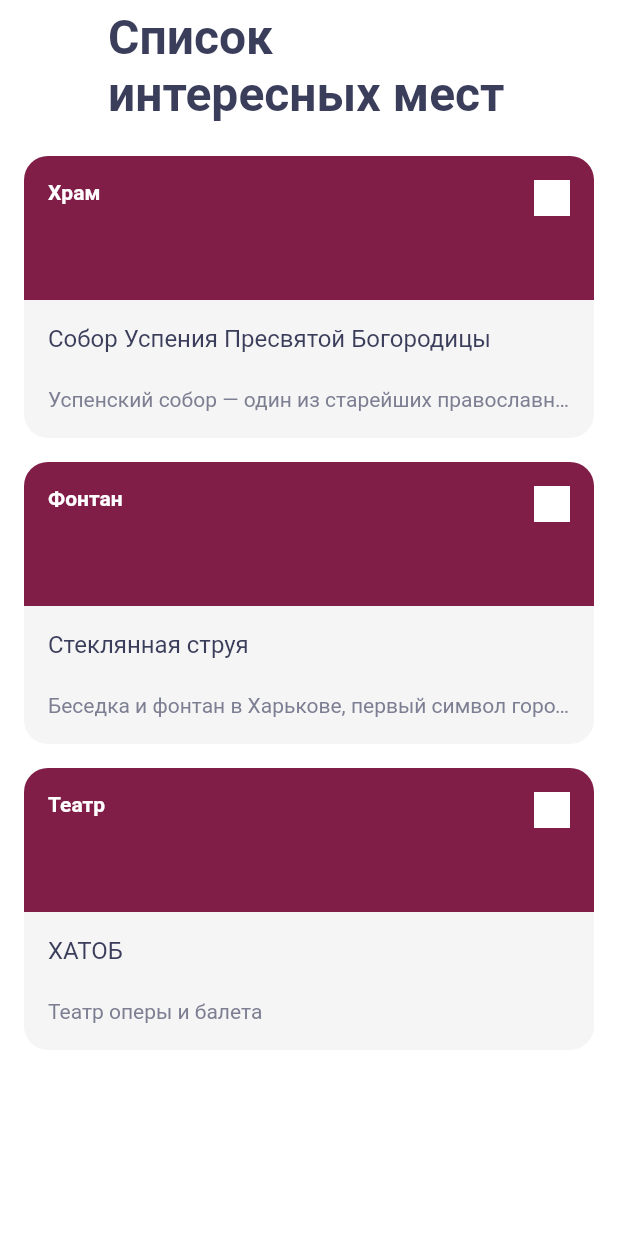
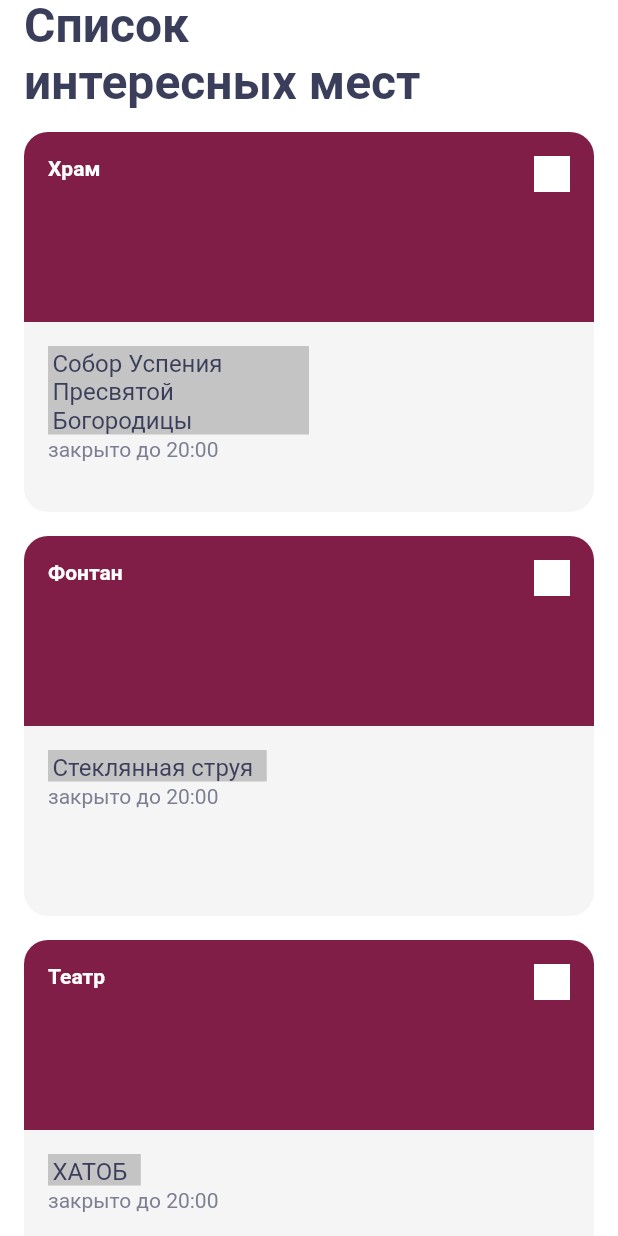
Before and after one commit to alexbozhko-flutter/surf-flutter-course-bozhko, a Flutter app: the SightListScreen screen opened directly, on a phone screen of 412 x 824 dp. Run offline on Flutter 3.47's test engine with Material 2 defaults, Android fonts, the phone set to English and light mode, and no system bars.

Commit message:
- убраны хвосты от предыдущих заданий + Выпонено: В виджете SightCard используйте ConstrainedBox, чтобы ограничить размер текста  по ширине до половины размера карточки. Посмотрите на результат. Почему размер виджета Text поменялся? После выполнения,  отрегулируйте размер текста согласно дизайну. Добавьте отступ между между фотографиями и описанием с помощью SizedBox AspectRatio используйте, чтобы привести виджеты SightCard в соотношение 3/2 Переверстать AppBar через наследника PreferredSizeWidget.

```diff
--- a/lib/ui/screen/sight_card.dart
+++ b/lib/ui/screen/sight_card.dart
@@ -17,15 +17,16 @@ class SightCard extends StatelessWidget {
       return context.runtimeType;
     }
 
+    // Ширина экрана
+    var scrWidth = MediaQuery.of(context).size.width;
 
-    return
-
-      Padding(
+    return Padding(
       padding: const EdgeInsets.fromLTRB(16.0, 16.0, 16.0, 0),
       child: Column(
-
         children: [
-          Container(
+          AspectRatio(
+            aspectRatio: 3 / 1,
+            child: Container(
               decoration: BoxDecoration(
                 borderRadius: BorderRadius.vertical(
                   top: Radius.circular(16),
@@ -33,8 +34,8 @@ class SightCard extends StatelessWidget {
                 color: Color(0xFF801E48),
               ),
               // color: Color(0xFF801E48),
-            height: 96.0,
-            alignment: Alignment.topLeft, // !просмотреть
+              // height: 96.0,
+              alignment: Alignment.topLeft,
               child: Stack(
                 children: [
                   Positioned(
@@ -42,21 +43,21 @@ class SightCard extends StatelessWidget {
                       top: 16,
                       child: //Text.rich(
                           // Тип (Type) достопримечательности
-                  Text.rich(
-                      TextSpan(
+                          RichText(
+                        text: TextSpan(
                           style: styleSightType,
                           text: sight.type,
                         ),
                         maxLines: 2,
                         overflow: TextOverflow.ellipsis,
                         textAlign: TextAlign.left,
-                    )
-                ),
+                      )),
                   Positioned(
                     right: 16,
                     top: 16,
                     child: //Text.rich(
-                  Container( // иконка (заглушка)
+                        Container(
+                      // иконка (заглушка)
                       color: Colors.white,
                       width: 24.0,
                       height: 24.0,
@@ -65,49 +66,68 @@ class SightCard extends StatelessWidget {
                 ],
               ),
             ),
-          Container(
+          ),
+          AspectRatio(
+            aspectRatio: 3 / 1,
+            child: Container(
               decoration: BoxDecoration(
                 borderRadius: BorderRadius.vertical(
                   bottom: Radius.circular(16),
                 ),
                 color: Color(0xFFF5F5F5),
               ),
-            height: 92.0,
-            child: Stack(
+              child: Padding(
+                padding: const EdgeInsets.only(left: 16.0, right: 16.0),
+                child: Column(
                   children: [
-                Positioned(
-                    left: 16,
-                    right: 16,
-                    top: 16,
-                    child:
-                    // Название (name) достопримечательности
-                    RichText(
+                    SizedBox(
+                      height: 16,
+                      child: Container(),
+                    ),
+                    Align(
+                      alignment: Alignment.topLeft,
+                      child: ConstrainedBox(
+                        constraints:
+                            BoxConstraints(maxWidth: scrWidth / 2 - 32),
+                        child: Container(
+                          color: Color(0xffC4C4C4),
+                          child: Padding(
+                            padding: const EdgeInsets.only(
+                              left: 3.0,
+                              top: 2.0,
+                              right: 9.0,
+                            ),
+                            child: RichText(
                               text: TextSpan(
                                 style: styleSightName,
                                 text: sight.name,
                               ),
-                      maxLines: 2, // ограничение в 3 строки
+                              maxLines: 3, // ограничение в 3 строки
                               overflow: TextOverflow.ellipsis,
                               textAlign: TextAlign.left,
-                    )
                             ),
-                Positioned(
-                    left: 16,
-                    right: 16,
-                    top: 58,
-                    child: //Text.rich(
-                    // Описание (details) достопримечательности
-                    Text.rich(
-                      TextSpan(
+                          ),
+                        ),
+                      ),
+                    ),
+                    Align(
+                      alignment: Alignment.topLeft,
+                      child: Padding(
+                        padding: const EdgeInsets.only(top: 2.0),
+                        child: RichText(
+                          text: TextSpan(
                             style: styleSightDetails,
-                        text: sight.details,
+                            // text: sight.details,
+                            text: "закрыто до 20:00",
                           ),
-
                           overflow: TextOverflow.ellipsis,
                           textAlign: TextAlign.left,
-                    )
+                        ),
+                      ),
                     ),
                   ],
+                ),
+              ),
             ),
           ),
         ],
--- a/lib/ui/screen/sight_list_sreen.dart
+++ b/lib/ui/screen/sight_list_sreen.dart
@@ -29,6 +29,44 @@ TextSpan appBarTitle = TextSpan(
   text: 'Список \nинтересных мест',
 );
 
+const barHeight = 72;
+
+/// Кастомный AppBar
+class SightListAppBar extends StatefulWidget implements PreferredSizeWidget {
+  SightListAppBar({Key key})
+      : preferredSize = Size.fromHeight(72), // константу или выражение сюда подставить нельзя
+        super(key: key);
+
+  @override
+  final Size preferredSize; // default is 56.0
+
+  @override
+  _SightListAppBarState createState() => _SightListAppBarState();
+}
+
+class _SightListAppBarState extends State<SightListAppBar> {
+  @override
+  Widget build(BuildContext context) {
+    return AppBar(
+      backgroundColor: Colors.white, // status bar color
+      brightness: Brightness.light, // status bar brightness
+      toolbarHeight: MediaQuery.of(context).padding.top + barHeight,
+      elevation: 0.0, //убирает тень appbar'а
+      title: Align(
+        alignment: Alignment.bottomLeft,
+        child: Container(
+          child: RichText(
+            text: appBarTitle,
+            maxLines: 2, // ограничение в 3 строки
+            overflow: TextOverflow.ellipsis,
+            textAlign: TextAlign.left,
+          ),
+        ),
+      ),
+    );
+  }
+}
+
 /// StatefulWidget для задания 4.2
 class SightListScreen extends StatefulWidget {
   @override
@@ -41,19 +79,9 @@ class _SightListScreenState extends State<SightListScreen> {
   Widget build(BuildContext context) {
     return Scaffold(
       backgroundColor: Colors.white,
-      appBar: AppBar(
-        backgroundColor: Colors.white, // status bar color
-        brightness: Brightness.light, // status bar brightness
-        toolbarHeight: 88,
-        elevation: 0.0, //убирает тень appbar'а
-        title:
-            RichText(
-          text: appBarTitle,
-          maxLines: 2, // ограничение в 3 строки
-          overflow: TextOverflow.ellipsis,
-          textAlign: TextAlign.left,
-        ),
-      ),
+
+      appBar: SightListAppBar(),
+
       body: SingleChildScrollView(
         child: Column(
           children: [
```
Also changed, not shown: lib/main.dart (+4 -75 lines). Lines whose indentation alone changed are shown as unchanged.
